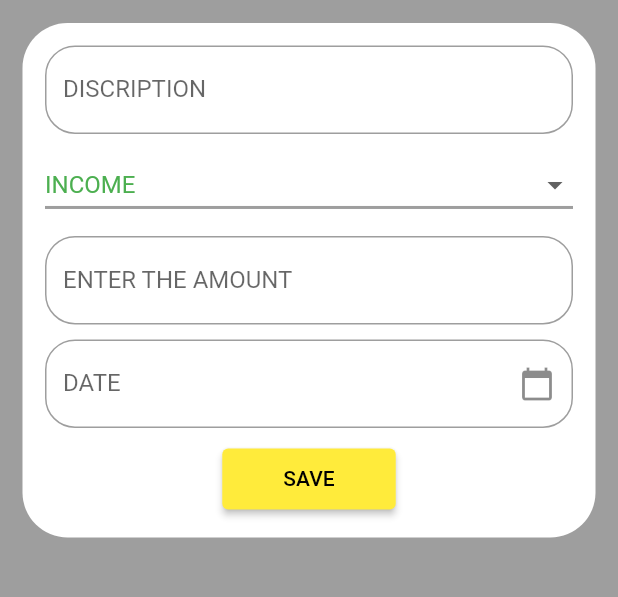
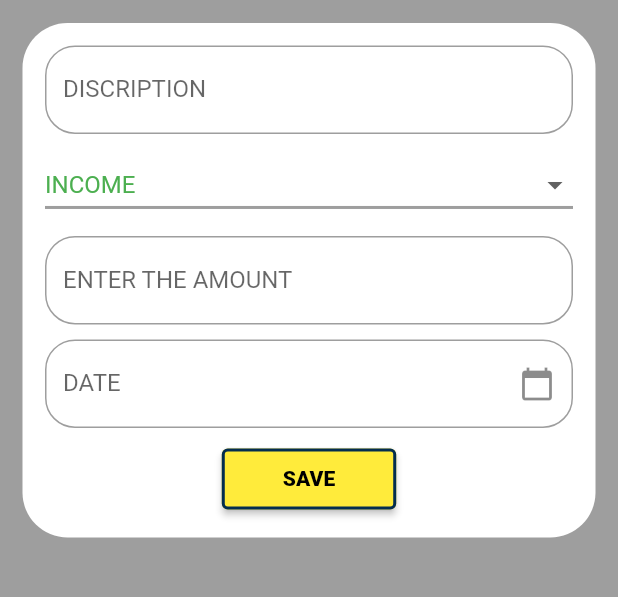
Before and after one commit to adnan-vk/EXP_INC_MINI, a Flutter app: the Add screen opened directly, on a phone screen of 412 x 824 dp, the part 242-839 px from its top. Run offline on Flutter 3.47's test engine with Material 2 defaults, Android fonts, the phone set to English and light mode, and no system bars; our stand-ins replace fl_chart, google_nav_bar, shared_preferences; accounts and stored records are empty.

Commit message:
UI Completed

```diff
--- a/lib/screens/add.dart
+++ b/lib/screens/add.dart
@@ -92,6 +92,7 @@ class _AddState extends State<Add> {
                       ),
                       const SizedBox(height: 10,),
                       TextFormField(
+                        readOnly: true,
                         controller: _date,
                         keyboardType: TextInputType.datetime,
                         decoration: InputDecoration(
@@ -116,14 +117,17 @@ class _AddState extends State<Add> {
                       ),
                        const SizedBox(height: 10,),
                       ElevatedButton(
-                        style: const ButtonStyle(backgroundColor: MaterialStatePropertyAll(Colors.yellow)),
+                        style: const ButtonStyle(
+                          backgroundColor: MaterialStatePropertyAll(Colors.yellow),
+                          side: MaterialStatePropertyAll(BorderSide(width: 2,color: Color.fromARGB(255, 3, 45, 79)))
+                          ),
                         onPressed: (){},
                       child: Padding(
                         padding:  EdgeInsets.symmetric(
                           vertical: width*0.03,
                             horizontal: height*0.03
                         ),
-                        child: const Text("SAVE",style: TextStyle(color: Colors.black),),
+                        child: const Text("SAVE",style: TextStyle(color: Colors.black,fontWeight: FontWeight.w900),),
                       ))
                     ],
                   ),
```
Also changed, not shown: lib/screens/edit.dart (+5 -2 lines).
